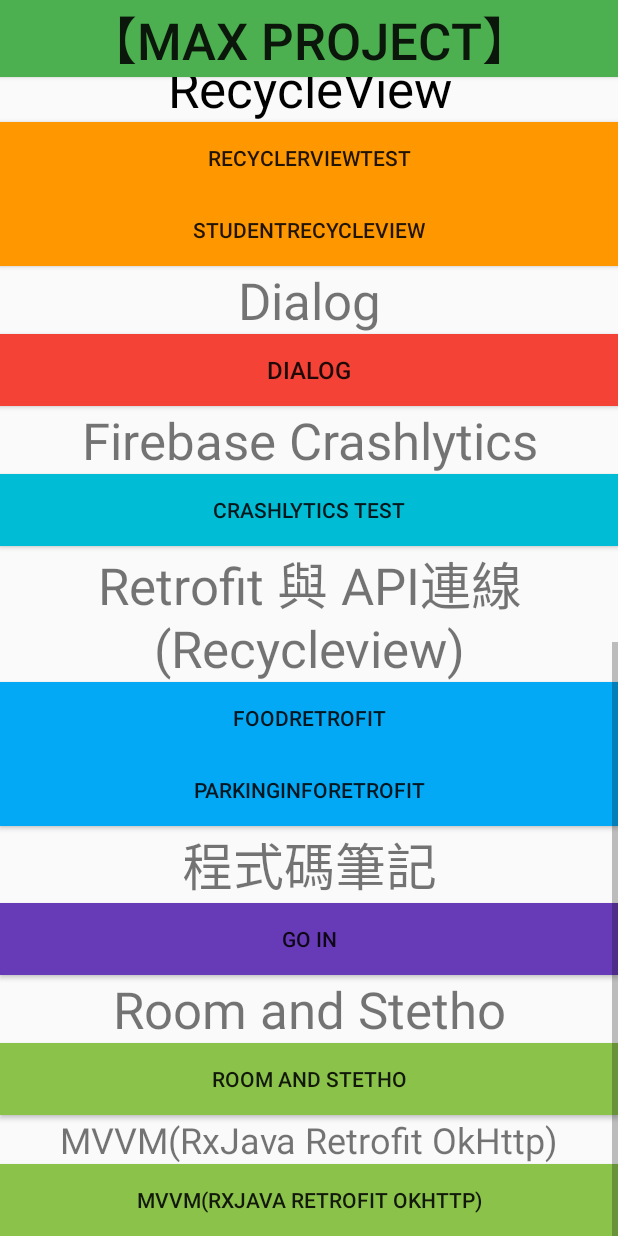
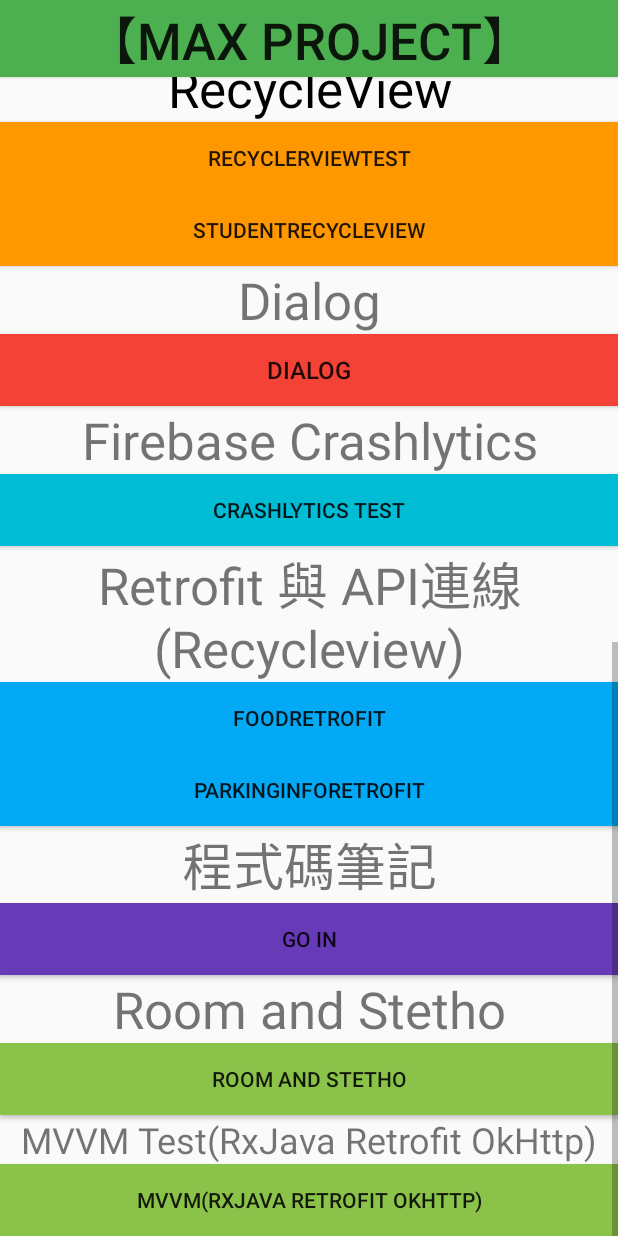
Before and after one commit to maxtsai1991/MaxFunctionPractise, an Android app: the screen it shows after launch (HomeMainActivity), scrolled down 753 dp, on a phone screen of 412 x 824 dp. Run offline under Robolectric (Android 15) with nearby library versions, the phone set to English and light mode, and no system bars; libraries missing offline, so code that uses them is left out: com.facebook.stetho; 1 statement that could not run was skipped.

Commit message:
整理專案

```diff
--- a/app/src/main/res/layout/activity_home_main.xml
+++ b/app/src/main/res/layout/activity_home_main.xml
@@ -347,7 +347,7 @@
             <TextView
                 android:layout_width="match_parent"
                 android:layout_height="wrap_content"
-                android:text="MVVM(RxJava Retrofit OkHttp)"
+                android:text="MVVM Test(RxJava Retrofit OkHttp)"
                 android:textSize="24sp"
                 android:gravity="center"/>
             <Button
```
